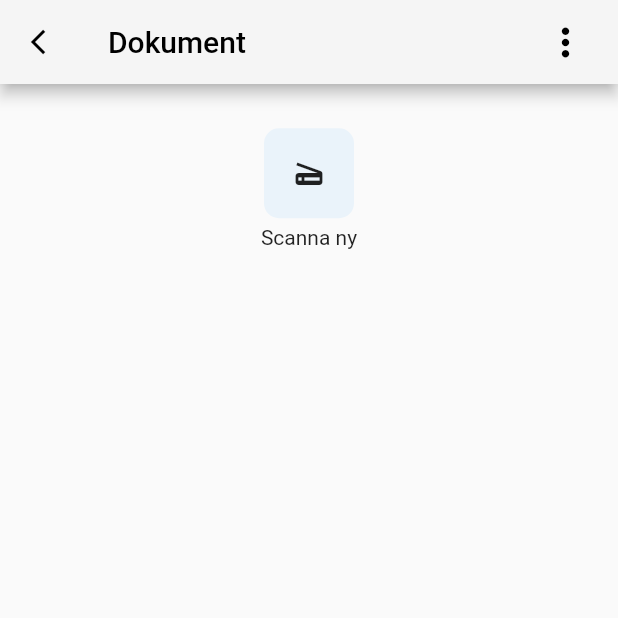
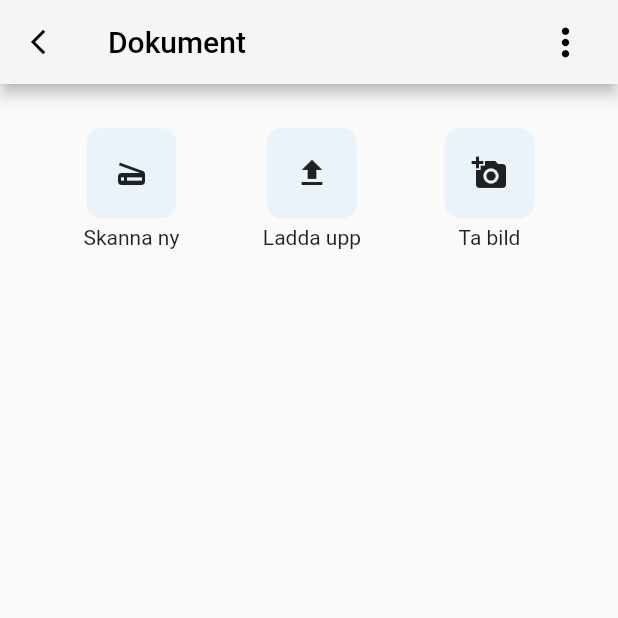
Before and after one commit to CowboyArtist/AgileProject23, a Flutter app: the DocumentScreen screen opened directly, after a tap on the "scanner" icon, on a phone screen of 412 x 824 dp, the top half of it. Run offline on Flutter 3.47's test engine with Material 2 defaults, Android fonts, the phone set to English and light mode, and no system bars; our stand-ins replace cached_network_image, cloud_firestore, firebase_storage, flutter_image_compress, image_picker, percent_indicator and 1 more; missing offline and left inert: flutter_genius_scan, flutter_picker; accounts and stored records are empty.

Commit message:
Added Scanning plugin

```diff
--- a/sjovikvass_app/lib/screens/documents/document_screen.dart
+++ b/sjovikvass_app/lib/screens/documents/document_screen.dart
@@ -1,4 +1,5 @@
 import 'package:flutter/material.dart';
+import 'package:flutter_genius_scan/flutter_genius_scan.dart';
 import 'package:sjovikvass_app/styles/commonWidgets/detailAppBar.dart';
 import 'package:sjovikvass_app/styles/my_colors.dart';
 
@@ -10,6 +11,26 @@ class DocumentScreen extends StatefulWidget {
 }
 
 class _DocumentScreenState extends State<DocumentScreen> {
+  _buildBtn(IconData icon, String label, Function onPressed) {
+    return Column(
+      mainAxisAlignment: MainAxisAlignment.center,
+      children: <Widget>[
+        Container(
+          height: 60.0,
+          width: 60.0,
+          decoration: BoxDecoration(
+              color: MyColors.lightBlue,
+              borderRadius: BorderRadius.circular(10.0)),
+          child: IconButton(icon: Icon(icon), onPressed: onPressed),
+        ),
+        SizedBox(
+          height: 5.0,
+        ),
+        Text(label)
+      ],
+    );
+  }
+
   @override
   Widget build(BuildContext context) {
     return Scaffold(
@@ -17,29 +38,32 @@ class _DocumentScreenState extends State<DocumentScreen> {
       body: Column(
         children: <Widget>[
           Container(
-            height: 140.0,
-            child: Center(
-              child: Column(
-                mainAxisAlignment: MainAxisAlignment.center,
+              height: 140.0,
+              child: Row(
+                mainAxisAlignment: MainAxisAlignment.spaceEvenly,
                 children: <Widget>[
-                  Container(
-                    height: 60.0,
-                    width: 60.0,
-                    decoration: BoxDecoration(
-                      color: MyColors.lightBlue,
-                      borderRadius: BorderRadius.circular(10.0)
-                    ),
-                    child: IconButton(
-                      icon: Icon(Icons.scanner),
-                      onPressed: () => print('Open Scanner'),
-                    ),
-                  ),
-                  SizedBox(height: 5.0,),
-                  Text('Scanna ny')
-                ],
-              ),
-            ),
-          )
+                _buildBtn(
+                  Icons.scanner,
+                  'Skanna ny',
+                  () {
+                    FlutterGeniusScan.scanWithConfiguration({
+                      'source': 'camera',
+                      'multiPage': true,
+                    }).then((result) {
+                      String pdfUrl = result['pdfUrl'];
+                      print('pdfUrl');
+                      // OpenFile.open(pdfUrl.replaceAll("file://", ''))
+                      //     .then((result) => debugPrint(result),
+                      //     onError: (error) => displayError(context, error)
+                      // );
+                    }, onError: (error) => print(error));
+                  },
+                ),
+                _buildBtn(Icons.file_upload, 'Ladda upp',
+                    () => print('open FilePicker')),
+                _buildBtn(Icons.add_a_photo, 'Ta bild',
+                    () => print('open ImagePicker'))
+              ]))
         ],
       ),
     );
--- a/sjovikvass_app/pubspec.yaml
+++ b/sjovikvass_app/pubspec.yaml
@@ -41,6 +41,7 @@ dependencies:
   path_provider: ^1.6.5
   flutter_image_compress: ^0.6.7
   photo_view: ^0.9.2
+  flutter_genius_scan: ^3.0.16
 
 
 dev_dependencies:
```
Also changed, not shown: sjovikvass_app/pubspec.lock, 3 other files.
